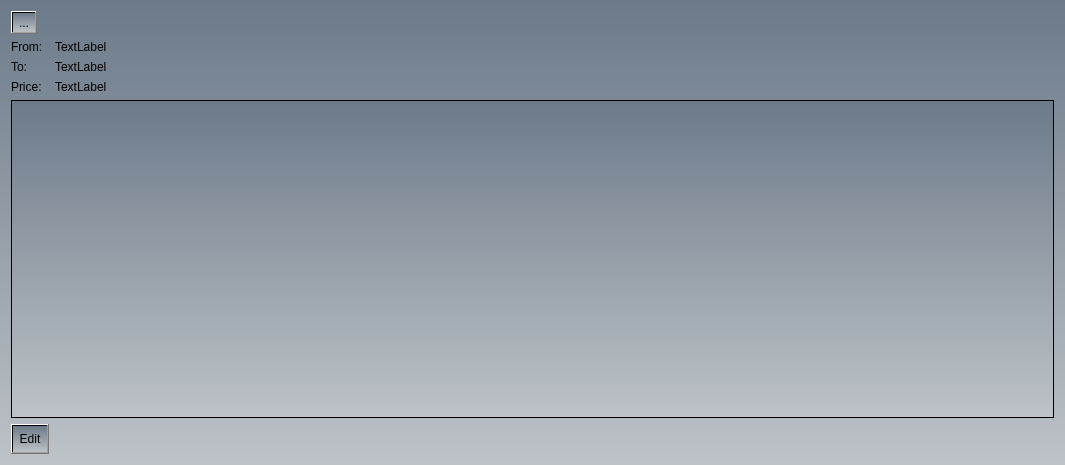
First picture: the form in GuideMe/result_window.ui, repository YoussefAhmed488/GuideMe, before the edit.
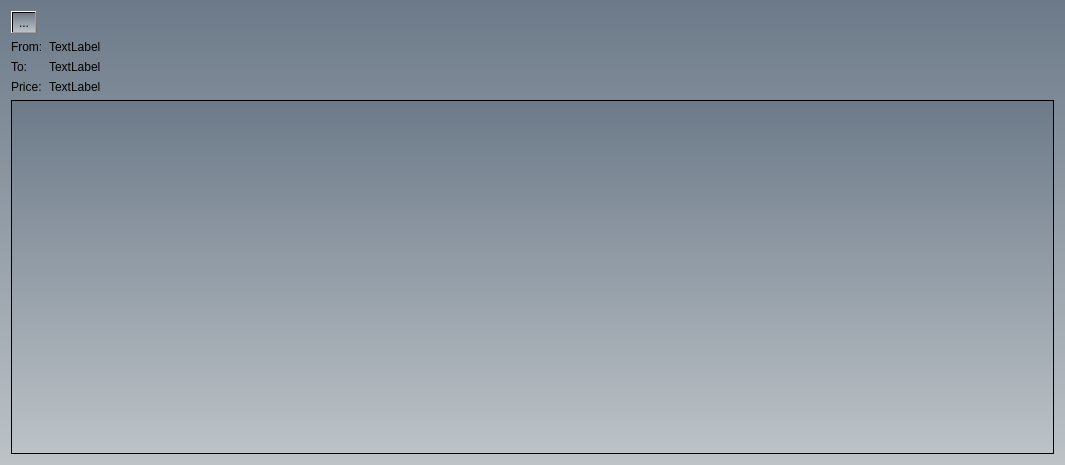
Second picture: the form after the edit.

Diff of the .ui file:
```diff
--- a/GuideMe/result_window.ui
+++ b/GuideMe/result_window.ui
@@ -94,22 +94,6 @@
    <item row="4" column="0" colspan="2">
     <widget class="QTextEdit" name="textEdit"/>
    </item>
-   <item row="5" column="0">
-    <widget class="QToolButton" name="toolButton">
-     <property name="minimumSize">
-      <size>
-       <width>30</width>
-       <height>30</height>
-      </size>
-     </property>
-     <property name="styleSheet">
-      <string notr="true"/>
-     </property>
-     <property name="text">
-      <string>Edit</string>
-     </property>
-    </widget>
-   </item>
   </layout>
  </widget>
  <resources/>
```
